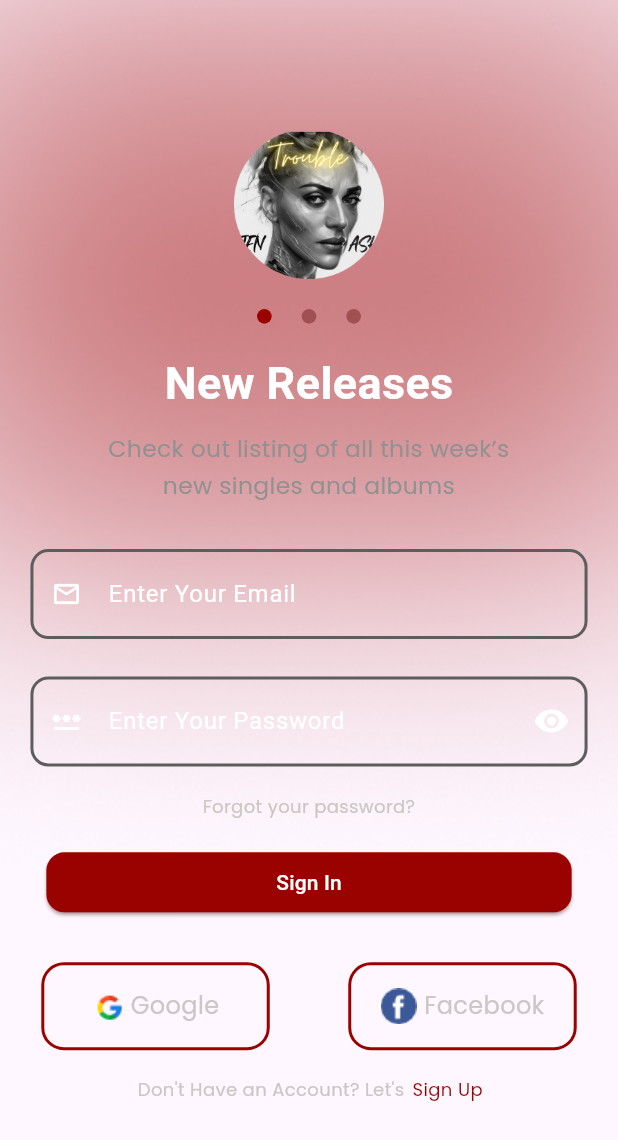
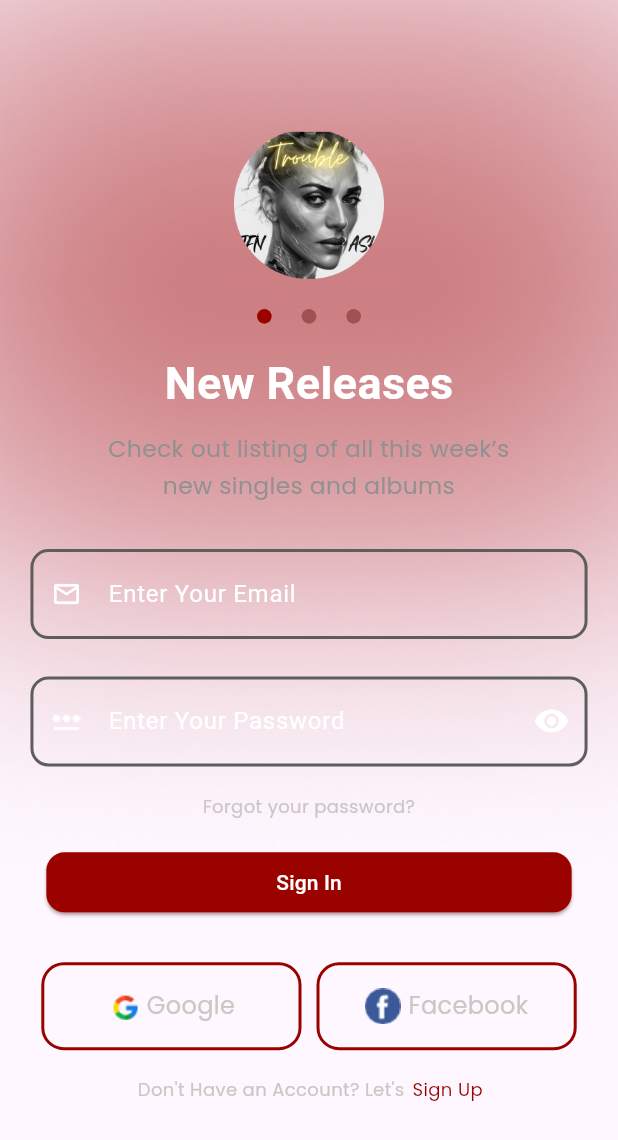
Before and after one commit to MuhammadHashamKhan1999/hiphop, a Flutter app: the screen it shows after launch, on a phone screen of 412 x 824 dp. Shown: the top 1140 px of the screen. Run offline on Flutter 3.47's test engine with Material 3 defaults, Android fonts, the phone set to English and light mode, and no system bars; drawn by our look-alikes of carousel_slider, smooth_page_indicator; our stand-ins replace audioplayers, email_validator, firebase_auth, firebase_core, fluentui_system_icons, flutter_screenutil and 7 more; accounts and stored records are empty; project files that could hold a hidden picture were left out.

Commit message:
minor fixes

```diff
--- a/lib/screens/signin_page.dart
+++ b/lib/screens/signin_page.dart
@@ -264,12 +264,12 @@
                       Padding(
                         padding: EdgeInsets.only(left: Dimension.width20, right: Dimension.width20),
                         child: Row(
-                          mainAxisAlignment: MainAxisAlignment.spaceBetween,
+                          mainAxisAlignment: MainAxisAlignment.center,
                           children: [
-                            GestureDetector(
+                            Expanded(
+                              child: GestureDetector(
                                 onTap: () => _onSocialSignIn(Constants.socialLoginTypeGoogle),
                                 child: SizedBox(
-                                width: Dimension.width20 * 7.8,
                                   height: Dimension.width20 * 3,
                                   child: Container(
                                     decoration: BoxDecoration(
@@ -294,10 +294,11 @@
                                   ),
                                 ),
                               ),
-                            SizedBox(width: 15),
-                            GestureDetector(
+                            ),
+                            SizedBox(width: 10),
+                            Expanded(
+                              child: GestureDetector(
                                 child: SizedBox(
-                                width: Dimension.width20 * 7.8,
                                   height: Dimension.width20 * 3,
                                   child: Container(
                                     alignment: Alignment.center,
@@ -323,6 +324,7 @@
                                       ),
                                     ),
 
+                                  ),
                                 ),
                               ),
                             ),
```
Also changed, not shown: lib/screens/sign_up_screen.dart (+8 -5 lines). Lines whose indentation alone changed are shown as unchanged.
